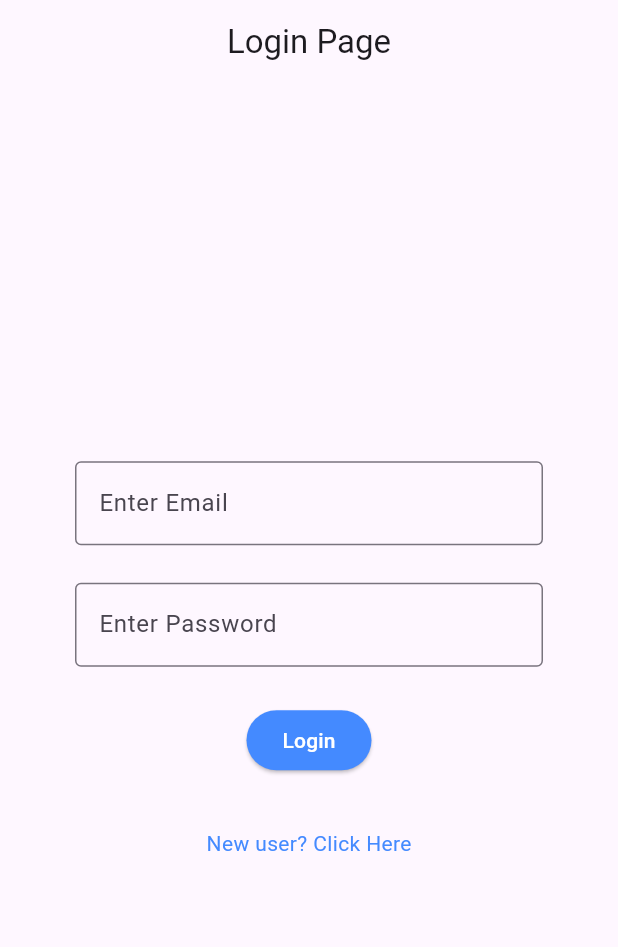
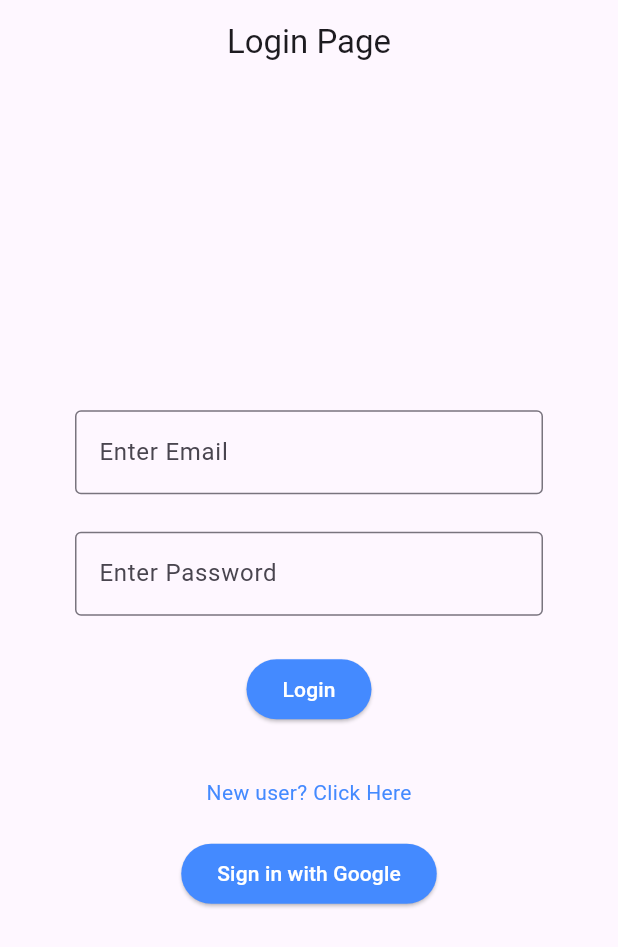
Before and after one commit to jamydevelop/Notes-App-Firebase-ProgrammingKnowledge, a Flutter app: the screen it shows after launch, on a phone screen of 412 x 824 dp. Shown: the top 947 px of the screen. Run offline on Flutter 3.47's test engine with Material 3 defaults, Android fonts, the phone set to English and light mode, and no system bars; our stand-ins replace cloud_firestore, firebase_auth, firebase_core, google_sign_in; accounts and stored records are empty.

Commit message:
Google Sign In implemented

```diff
--- a/notes_app/lib/login.dart
+++ b/notes_app/lib/login.dart
@@ -1,5 +1,6 @@
 import 'package:firebase_auth/firebase_auth.dart';
 import 'package:flutter/material.dart';
+import 'package:google_sign_in/google_sign_in.dart';
 import 'package:notes_app/home.dart';
 import 'package:notes_app/register.dart';
 
@@ -93,10 +94,86 @@ class LoginPage extends StatelessWidget {
                     color: Colors.blueAccent
                 ),
               ),
-            )
+            ),
+            SizedBox(height: 20),
+            //Google Sign in Button
+            ElevatedButton(
+              onPressed: () async {
+                bool isLogged = await login();
+                if (isLogged) {
+                  ScaffoldMessenger.of(context).showSnackBar(
+                    SnackBar(
+                      backgroundColor: Colors.green,
+                      content: Text('Google Sign-In Successful!'),
+                    ),
+                  );
+
+                  Navigator.pushReplacement(
+                    context,
+                    MaterialPageRoute(builder: (context) => HomePage()),
+                  );
+                } else {
+                  ScaffoldMessenger.of(context).showSnackBar(
+                    SnackBar(
+                      backgroundColor: Colors.red,
+                      content: Text('Google Sign-In Failed'),
+                    ),
+                  );
+                }
+              },
+              style: ElevatedButton.styleFrom(backgroundColor: Colors.blueAccent),
+              child: Text(
+                'Sign in with Google',
+                style: TextStyle(color: Colors.white),
+              ),
+            ),
           ],
         ),
       ),
     );
   }
+
+  Future<bool> login() async {
+    try {
+      final GoogleSignIn googleSignIn = GoogleSignIn();
+
+      // Force sign out to always show the account picker
+      await googleSignIn.signOut();
+
+      final GoogleSignInAccount? user = await googleSignIn.signIn();
+      if (user == null) return false; // User cancelled the sign-in
+
+      final GoogleSignInAuthentication userAuth = await user.authentication;
+
+      final credential = GoogleAuthProvider.credential(
+        idToken: userAuth.idToken,
+        accessToken: userAuth.accessToken,
+      );
+
+      await FirebaseAuth.instance.signInWithCredential(credential);
+
+      return FirebaseAuth.instance.currentUser != null;
+    } catch (e) {
+      print("Google Sign-In Error: $e");
+      return false;
+    }
+  }
+
+/**
+ *  Future<bool> login() async {
+    final user = await GoogleSignIn().signIn();
+
+    GoogleSignInAuthentication userAuth = await user!.authentication;
+    var credential = GoogleAuthProvider
+    .credential(
+    idToken:  userAuth.idToken,
+    accessToken: userAuth.accessToken
+    );
+
+    await FirebaseAuth.instance.signInWithCredential(credential);
+
+    return FirebaseAuth.instance.currentUser != null;
+    }
+ */
+
 }
--- a/notes_app/pubspec.yaml
+++ b/notes_app/pubspec.yaml
@@ -37,7 +37,7 @@ dependencies:
   firebase_core: ^4.0.0
   firebase_auth: ^6.0.0
   cloud_firestore: ^6.0.0
-  google_sign_in: ^7.1.1
+  google_sign_in: ^6.3.0
 
 dev_dependencies:
   flutter_test:
```
Also changed, not shown: notes_app/pubspec.lock.
